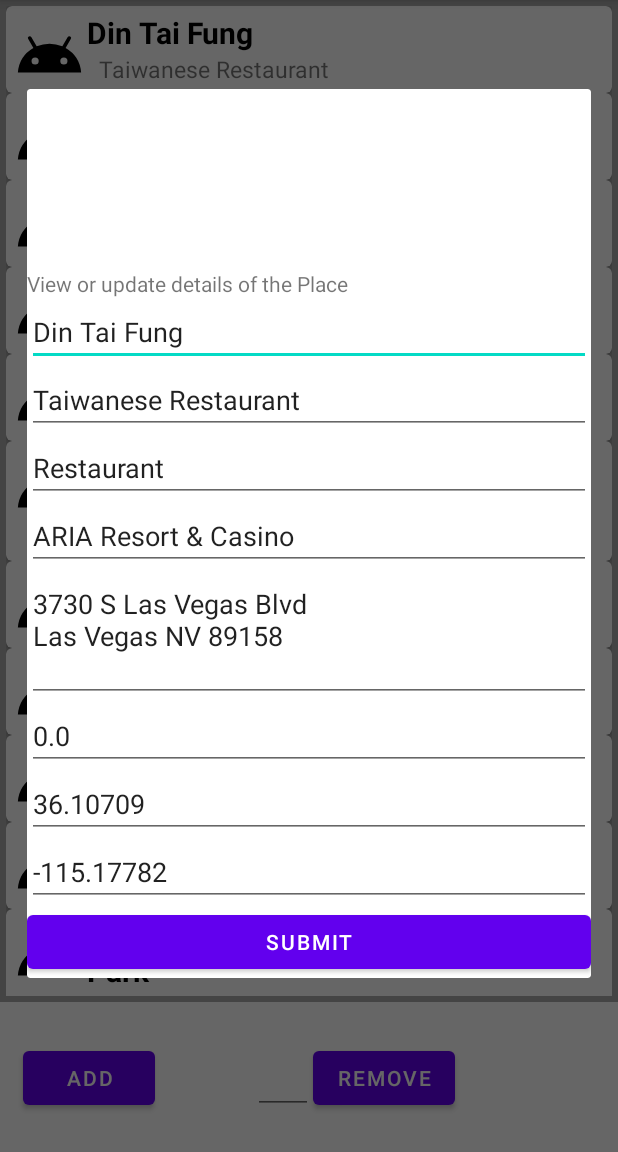
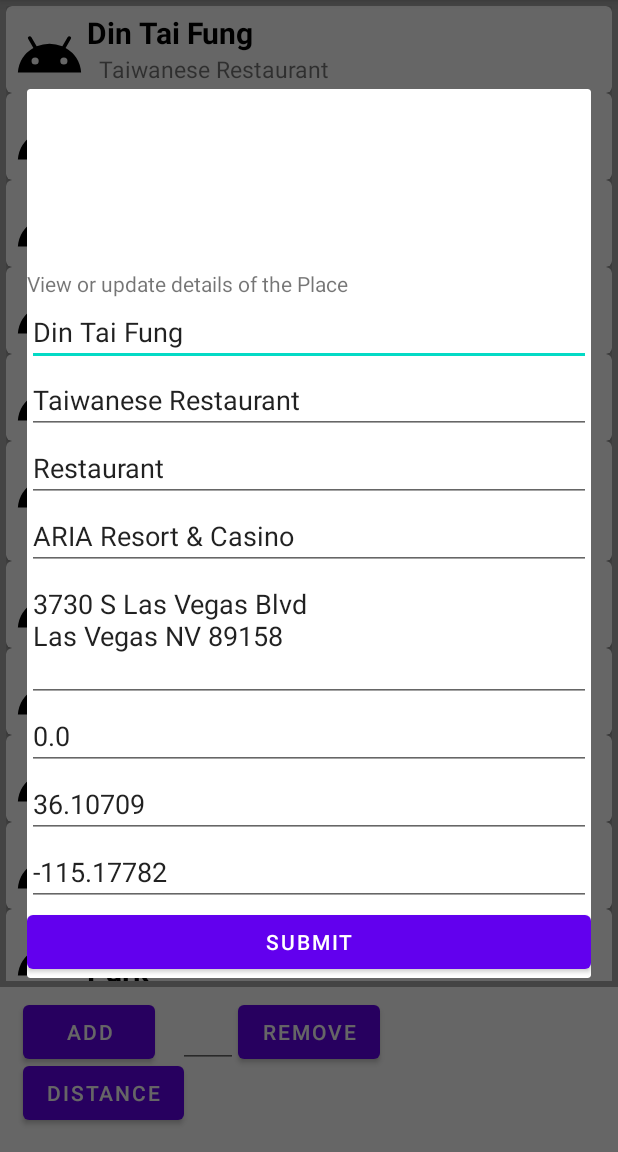
Before and after one commit to jolee211/PlaceDescriptionAndroid, an Android app: the screen it shows after launch (MainActivity), after a tap on "Din Tai Fung", on a phone screen of 412 x 824 dp, the part 84-1236 px from its top. Run offline under Robolectric (Android 15) with nearby library versions, the phone set to English and light mode, and no system bars; 3 other taps on this screen came first.

Commit message:
Add activity

```diff
--- a/app/src/main/AndroidManifest.xml
+++ b/app/src/main/AndroidManifest.xml
@@ -9,7 +9,8 @@
         android:roundIcon="@mipmap/ic_launcher_round"
         android:supportsRtl="true"
         android:theme="@style/Theme.PlaceDescription">
-        <activity android:name=".AddActivity"></activity>
+        <activity android:name=".DistanceActivity"></activity>
+        <activity android:name=".AddActivity" />
         <activity android:name=".SecondActivity" />
         <activity android:name=".MainActivity">
             <intent-filter>
--- a/app/src/main/java/edu/asu/bsse/dlee129/placedescription/AddActivity.java
+++ b/app/src/main/java/edu/asu/bsse/dlee129/placedescription/AddActivity.java
@@ -1,6 +1,7 @@
 package edu.asu.bsse.dlee129.placedescription;
 
 import android.os.Bundle;
+import android.text.InputType;
 import android.view.View;
 import android.widget.Button;
 import android.widget.EditText;
@@ -48,6 +49,7 @@ public class AddActivity extends AppCompatActivity {
         editTextAddressStreet = (EditText) findViewById(R.id.editTextAddressStreet);
         editTextElevation = (EditText) findViewById(R.id.editTextElevation);
         editTextLatitude = (EditText) findViewById(R.id.editTextLatitude);
+        editTextLatitude.setInputType(InputType.TYPE_NUMBER_FLAG_DECIMAL | InputType.TYPE_NUMBER_FLAG_SIGNED | InputType.TYPE_CLASS_NUMBER);
         editTextLongitude = (EditText) findViewById(R.id.editTextLongitude);
 
         TextView textMessage = (TextView) findViewById(R.id.textMessage);
--- a/app/src/main/java/edu/asu/bsse/dlee129/placedescription/MainActivity.java
+++ b/app/src/main/java/edu/asu/bsse/dlee129/placedescription/MainActivity.java
@@ -5,7 +5,7 @@ import android.content.Intent;
 import android.content.res.AssetManager;
 import android.os.Build;
 import android.os.Bundle;
-import android.view.View;
+import android.text.InputType;
 import android.widget.Button;
 import android.widget.EditText;
 import android.widget.TextView;
@@ -18,6 +18,8 @@ import androidx.recyclerview.widget.RecyclerView;
 import java.io.IOException;
 import java.io.InputStream;
 import java.nio.charset.StandardCharsets;
+import java.util.List;
+import java.util.stream.Collectors;
 
 // Copyright 2021 David Lee
 /*
@@ -38,7 +40,7 @@ import java.nio.charset.StandardCharsets;
  */
 public class MainActivity extends AppCompatActivity {
     private static PlaceLibrary placeLibrary;
-    private PlaceDescriptionAdapter mAdapter;
+    private PlaceDescriptionListAdapter mAdapter;
     private EditText editTextRemove;
 
     @RequiresApi(api = Build.VERSION_CODES.O)
@@ -52,19 +54,14 @@ public class MainActivity extends AppCompatActivity {
         Button buttonAdd = findViewById(R.id.button_add);
         Button buttonRemove = findViewById(R.id.button_remove);
         editTextRemove = findViewById(R.id.edittext_remove);
-        buttonAdd.setOnClickListener(new View.OnClickListener() {
-            @Override
-            public void onClick(View v) {
-                addItem();
-            }
+        buttonAdd.setOnClickListener(v -> addItem());
+        buttonRemove.setOnClickListener(v -> {
+            int position = Integer.parseInt(editTextRemove.getText().toString());
+            removeItem(position);
         });
-        buttonRemove.setOnClickListener(new View.OnClickListener() {
-            @Override
-            public void onClick(View v) {
-                int position = Integer.parseInt(editTextRemove.getText().toString());
-                removeItem(position);
-            }
-        });
+
+        Button buttonDistance = findViewById(R.id.button_distance);
+        buttonDistance.setOnClickListener(v -> openDistanceActivity());
     }
 
     @RequiresApi(api = Build.VERSION_CODES.KITKAT)
@@ -86,7 +83,7 @@ public class MainActivity extends AppCompatActivity {
     public void buildRecyclerView() {
         RecyclerView mRecyclerView = findViewById(R.id.recyclerView);
         RecyclerView.LayoutManager mLayoutManager = new LinearLayoutManager(this);
-        mAdapter = new PlaceDescriptionAdapter(placeLibrary.getPlaceDescriptions());
+        mAdapter = new PlaceDescriptionListAdapter(placeLibrary.getPlaceDescriptions());
         mRecyclerView.setLayoutManager(mLayoutManager);
         mRecyclerView.setAdapter(mAdapter);
         mAdapter.setOnItemClickListener(position -> showInputBox(placeLibrary.get(position), position));
@@ -110,11 +107,15 @@ public class MainActivity extends AppCompatActivity {
         startActivity(intent);
     }
 
-    public static boolean addPlaceDescription(PlaceDescription pd) {
+    public void openDistanceActivity() {
+        Intent intent = new Intent(this, DistanceActivity.class);
+        startActivity(intent);
+    }
+
+    public static void addPlaceDescription(PlaceDescription pd) {
         if (placeLibrary != null) {
-            return placeLibrary.add(pd);
+            placeLibrary.add(pd);
         }
-        return false;
     }
 
     public void showInputBox(PlaceDescription oldItem, int position) {
@@ -145,6 +146,7 @@ public class MainActivity extends AppCompatActivity {
 
         EditText editTextLatitude = (EditText) dialog.findViewById(R.id.editTextLatitude);
         editTextLatitude.setText(oldItem.getLatitude().toString());
+        editTextLatitude.setInputType(InputType.TYPE_NUMBER_FLAG_DECIMAL | InputType.TYPE_NUMBER_FLAG_SIGNED | InputType.TYPE_CLASS_NUMBER);
 
         EditText editTextLongitude = (EditText) dialog.findViewById(R.id.editTextLongitude);
         editTextLongitude.setText(oldItem.getLongitude().toString());
@@ -169,4 +171,10 @@ public class MainActivity extends AppCompatActivity {
         });
         dialog.show();
     }
+
+    @RequiresApi(api = Build.VERSION_CODES.N)
+    public static List<PlaceDescriptionAdapter> getPlaceDescriptionAdapters() {
+        return placeLibrary.getPlaceDescriptions().stream()
+                .map(PlaceDescriptionAdapter::new).collect(Collectors.toList());
+    }
 }
--- a/app/src/main/java/edu/asu/bsse/dlee129/placedescription/PlaceDescriptionAdapter.java
+++ b/app/src/main/java/edu/asu/bsse/dlee129/placedescription/PlaceDescriptionAdapter.java
@@ -1,15 +1,6 @@
 package edu.asu.bsse.dlee129.placedescription;// Copyright 2021 David Lee
 
-import android.view.LayoutInflater;
-import android.view.View;
-import android.view.ViewGroup;
-import android.widget.ImageView;
-import android.widget.TextView;
-
 import androidx.annotation.NonNull;
-import androidx.recyclerview.widget.RecyclerView;
-
-import java.util.ArrayList;
 
 /*
  * Licensed under the Apache License, Version 2.0 (the "License");
@@ -27,60 +18,20 @@ import java.util.ArrayList;
  * @author David Lee    mailto:dlee129@asu.edu
  * @version January 2021
  */
-public class PlaceDescriptionAdapter extends RecyclerView.Adapter<PlaceDescriptionAdapter.PlaceDescriptionHolder> {
-    private final ArrayList<PlaceDescription> placeDescriptionList;
-    private OnItemClickListener mListener;
+public class PlaceDescriptionAdapter {
+    private PlaceDescription placeDescription;
 
-    public interface OnItemClickListener {
-        void onItemClick(int position);
+    public PlaceDescriptionAdapter(PlaceDescription pd) {
+        this.placeDescription = pd;
     }
 
-    public void setOnItemClickListener(OnItemClickListener listener) {
-        mListener = listener;
-    }
-
-    public static class PlaceDescriptionHolder extends RecyclerView.ViewHolder {
-        public ImageView mImageView;
-        public TextView mTextView1;
-        public TextView mTextView2;
-
-        public PlaceDescriptionHolder(@NonNull View itemView, final OnItemClickListener listener) {
-            super(itemView);
-            mImageView = itemView.findViewById(R.id.imageView);
-            mTextView1 = itemView.findViewById(R.id.textView);
-            mTextView2 = itemView.findViewById(R.id.textView2);
-            itemView.setOnClickListener(v -> {
-                if (listener != null) {
-                    int position = getAdapterPosition();
-                    if (position != RecyclerView.NO_POSITION) {
-                        listener.onItemClick(position);
-                    }
-                }
-            });
-        }
-    }
-
-    public PlaceDescriptionAdapter(ArrayList<PlaceDescription> placeDescriptionList) {
-        this.placeDescriptionList = placeDescriptionList;
+    public PlaceDescription getPlaceDescription() {
+        return placeDescription;
     }
 
     @NonNull
     @Override
-    public PlaceDescriptionHolder onCreateViewHolder(@NonNull ViewGroup parent, int viewType) {
-        View v = LayoutInflater.from(parent.getContext()).inflate(R.layout.place_description_item, parent, false);
-        return new PlaceDescriptionHolder(v, mListener);
-    }
-
-    @Override
-    public void onBindViewHolder(@NonNull PlaceDescriptionHolder holder, int position) {
-        PlaceDescription currentItem = placeDescriptionList.get(position);
-        holder.mImageView.setImageResource(R.drawable.ic_android);
-        holder.mTextView1.setText(currentItem.getName());
-        holder.mTextView2.setText(currentItem.getDescription());
-    }
-
-    @Override
-    public int getItemCount() {
-        return placeDescriptionList.size();
+    public String toString() {
+        return placeDescription.getName();
     }
 }
--- /dev/null
+++ b/app/src/main/java/edu/asu/bsse/dlee129/placedescription/PlaceDescriptionListAdapter.java
@@ -0,0 +1,86 @@
+package edu.asu.bsse.dlee129.placedescription;// Copyright 2021 David Lee
+
+import android.view.LayoutInflater;
+import android.view.View;
+import android.view.ViewGroup;
+import android.widget.ImageView;
+import android.widget.TextView;
+
+import androidx.annotation.NonNull;
+import androidx.recyclerview.widget.RecyclerView;
+
+import java.util.ArrayList;
+
+/*
+ * Licensed under the Apache License, Version 2.0 (the "License");
+ * you may not use this file except in compliance with the License.
+ * You may obtain a copy of the License at
+ *
+ *     http://www.apache.org/licenses/LICENSE-2.0
+ *
+ * Unless required by applicable law or agreed to in writing, software
+ * distributed under the License is distributed on an "AS IS" BASIS,
+ * WITHOUT WARRANTIES OR CONDITIONS OF ANY KIND, either express or implied.
+ * See the License for the specific language governing permissions and
+ * limitations under the License.
+ *
+ * @author David Lee    mailto:dlee129@asu.edu
+ * @version January 2021
+ */
+public class PlaceDescriptionListAdapter extends RecyclerView.Adapter<PlaceDescriptionListAdapter.PlaceDescriptionHolder> {
+    private final ArrayList<PlaceDescription> placeDescriptionList;
+    private OnItemClickListener mListener;
+
+    public interface OnItemClickListener {
+        void onItemClick(int position);
+    }
+
+    public void setOnItemClickListener(OnItemClickListener listener) {
+        mListener = listener;
+    }
+
+    public static class PlaceDescriptionHolder extends RecyclerView.ViewHolder {
+        public ImageView mImageView;
+        public TextView mTextView1;
+        public TextView mTextView2;
+
+        public PlaceDescriptionHolder(@NonNull View itemView, final OnItemClickListener listener) {
+            super(itemView);
+            mImageView = itemView.findViewById(R.id.imageView);
+            mTextView1 = itemView.findViewById(R.id.textView);
+            mTextView2 = itemView.findViewById(R.id.textView2);
+            itemView.setOnClickListener(v -> {
+                if (listener != null) {
+                    int position = getAdapterPosition();
+                    if (position != RecyclerView.NO_POSITION) {
+                        listener.onItemClick(position);
+                    }
+                }
+            });
+        }
+    }
+
+    public PlaceDescriptionListAdapter(ArrayList<PlaceDescription> placeDescriptionList) {
+        this.placeDescriptionList = placeDescriptionList;
+    }
+
+    @NonNull
+    @Override
+    public PlaceDescriptionHolder onCreateViewHolder(@NonNull ViewGroup parent, int viewType) {
+        View v = LayoutInflater.from(parent.getContext()).inflate(R.layout.place_description_item, parent, false);
+        return new PlaceDescriptionHolder(v, mListener);
+    }
+
+    @Override
+    public void onBindViewHolder(@NonNull PlaceDescriptionHolder holder, int position) {
+        PlaceDescription currentItem = placeDescriptionList.get(position);
+        holder.mImageView.setImageResource(R.drawable.ic_android);
+        holder.mTextView1.setText(currentItem.getName());
+        holder.mTextView2.setText(currentItem.getDescription());
+    }
+
+    @Override
+    public int getItemCount() {
+        return placeDescriptionList.size();
+    }
+}
--- a/app/src/main/res/layout/activity_add.xml
+++ b/app/src/main/res/layout/activity_add.xml
@@ -94,7 +94,7 @@
             android:layout_height="wrap_content"
             android:ems="10"
             android:hint="Latitude (33.306388)"
-            android:inputType="numberDecimal" />
+            android:inputType="numberSigned" />
 
         <EditText
             android:id="@+id/editTextLongitude"
@@ -102,7 +102,7 @@
             android:layout_height="wrap_content"
             android:ems="10"
             android:hint="Longitude (-111.679121)"
-            android:inputType="numberDecimal" />
+            android:inputType="numberSigned" />
 
         <Button
             android:id="@+id/buttonSubmit"
--- a/app/src/main/res/layout/activity_main.xml
+++ b/app/src/main/res/layout/activity_main.xml
@@ -32,28 +32,27 @@
         android:padding="4dp"
         android:background="@android:color/darker_gray"
         android:scrollbars="vertical"
-        android:layout_marginBottom="100dp"
+        android:layout_marginBottom="110dp"
         />
 
     <Button
         android:id="@+id/button_add"
         android:layout_width="wrap_content"
         android:layout_height="wrap_content"
-        android:text="Add"
-        android:layout_alignParentBottom="true"
         android:layout_alignParentStart="true"
         android:layout_alignParentLeft="true"
+        android:layout_alignParentBottom="true"
         android:layout_marginStart="15dp"
-        android:layout_marginBottom="25dp"
         android:layout_marginLeft="15dp"
-        />
+        android:layout_marginBottom="56dp"
+        android:text="Add" />
 
     <EditText
         android:id="@+id/edittext_remove"
         android:layout_width="40dp"
         android:layout_height="wrap_content"
-        android:layout_marginStart="65dp"
-        android:layout_marginLeft="65dp"
+        android:layout_marginStart="15dp"
+        android:layout_marginLeft="15dp"
         android:layout_alignBottom="@id/button_add"
         android:layout_toEndOf="@id/button_add"
         android:layout_toRightOf="@id/button_add"
@@ -70,4 +69,17 @@
         android:layout_toEndOf="@id/edittext_remove"
         android:layout_toRightOf="@id/edittext_remove" />
 
+    <Button
+        android:id="@+id/button_distance"
+        android:layout_width="wrap_content"
+        android:layout_height="wrap_content"
+        android:layout_alignBottom="@id/edittext_remove"
+        android:layout_alignParentStart="true"
+        android:layout_alignParentLeft="true"
+        android:layout_alignParentBottom="true"
+        android:layout_marginStart="15dp"
+        android:layout_marginLeft="15dp"
+        android:layout_marginBottom="15dp"
+        android:text="Distance" />
+
 </RelativeLayout>
```
Also changed, not shown: app/src/main/java/edu/asu/bsse/dlee129/placedescription/DistanceActivity.java (added, +92 -0 lines), app/src/main/java/edu/asu/bsse/dlee129/placedescription/GreatCircleDistanceCalculator.java (added, +46 -0 lines), app/src/main/res/layout/activity_distance.xml (added, +69 -0 lines).
